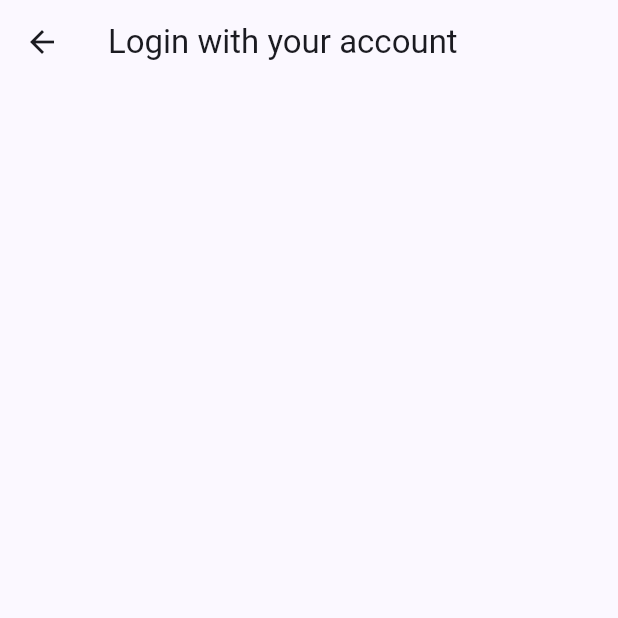
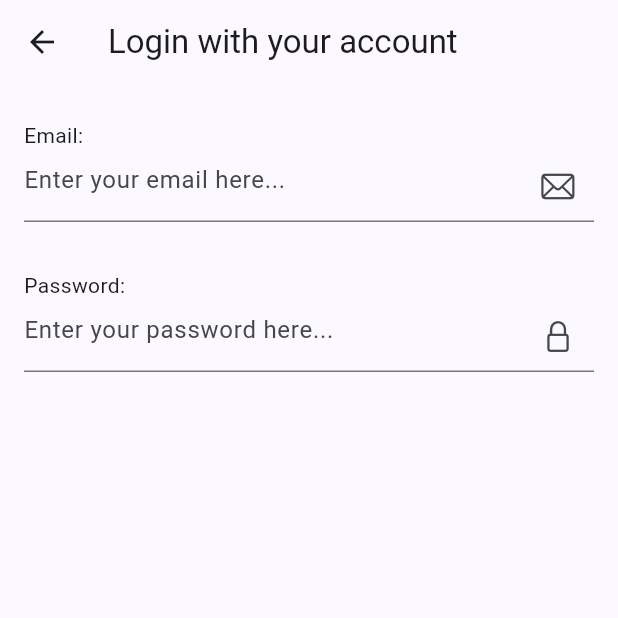
Before and after one commit to eduardoazvd17/my_finances, a Flutter app: the screen it shows after launch, after a tap on "Login with your account", on a phone screen of 412 x 824 dp, the top half of it. Run offline on Flutter 3.47's test engine with Material 2 defaults, Android fonts, the light colour scheme and no system bars; our stand-ins replace cloud_firestore, firebase_core, flutter_animate, get, localization, shared_preferences; missing offline and left inert: credentials_manager; accounts and stored records are empty.

Commit message:
Creating login and register fields

```diff
--- a/lib/i18n/en_US.json
+++ b/lib/i18n/en_US.json
@@ -2,6 +2,10 @@
     "app-name": "My Finances",
     "welcome-text": "Welcome to my finance app",
     "slogan-text": "Empower your pocket with financial planning!",
+    "login-email-label": "Email:",
+    "login-email-hint": "Enter your email here...",
+    "login-password-label": "Password:",
+    "login-password-hint": "Enter your password here...",
     "register-name-label": "What is your name?",
     "register-name-hint": "Type your name here...",
     "register-email-label": "What is your email address?",
--- a/lib/i18n/es_ES.json
+++ b/lib/i18n/es_ES.json
@@ -2,6 +2,10 @@
     "app-name": "Mis Finanzas",
     "welcome-text": "Bienvenido a mi aplicación de finanzas",
     "slogan-text": "¡Potencia tu bolsillo con la planificación financiera!",
+    "login-email-label": "Correo electrónico:",
+    "login-email-hint": "Ingrese su correo electrónico aquí...",
+    "login-password-label": "Contraseña:",
+    "login-password-hint": "Ingrese su contraseña aquí...",
     "register-name-label": "¿Cuál es tu nombre?",
     "register-name-hint": "Escriba su nombre aquí...",
     "register-email-label": "¿Cuál es tu dirección de correo electrónico?",
--- a/lib/i18n/pt_BR.json
+++ b/lib/i18n/pt_BR.json
@@ -2,6 +2,10 @@
     "app-name": "Minhas Finanças",
     "welcome-text": "Bem-vindo ao aplicativo minhas finanças",
     "slogan-text": "Empodere seu bolso com planejamento financeiro!",
+    "login-email-label": "E-mail:",
+    "login-email-hint": "Digite seu e-mail aqui...",
+    "login-password-label": "Senha:",
+    "login-password-hint": "Digite sua senha aqui...",
     "register-name-label": "Como você se chama?",
     "register-name-hint": "Digite seu nome aqui...",
     "register-email-label": "Qual seu endereço de e-mail?",
--- /dev/null
+++ b/lib/src/core/presentation/widgets/text_field_widget.dart
@@ -0,0 +1,36 @@
+import 'package:flutter/material.dart';
+
+class TextFieldWidget extends StatelessWidget {
+  final IconData? icon;
+  final String label;
+  final String hint;
+  final TextEditingController controller;
+
+  const TextFieldWidget({
+    super.key,
+    this.icon,
+    required this.label,
+    required this.hint,
+    required this.controller,
+  });
+
+  @override
+  Widget build(BuildContext context) {
+    return Padding(
+      padding: const EdgeInsets.symmetric(vertical: 16.0),
+      child: Column(
+        crossAxisAlignment: CrossAxisAlignment.start,
+        children: [
+          Text(label),
+          TextField(
+            controller: controller,
+            decoration: InputDecoration(
+              hintText: hint,
+              suffixIcon: icon != null ? Icon(icon) : null,
+            ),
+          ),
+        ],
+      ),
+    );
+  }
+}
--- a/lib/src/features/authentication/presentation/pages/login_page.dart
+++ b/lib/src/features/authentication/presentation/pages/login_page.dart
@@ -1,8 +1,11 @@
+import 'package:flutter/cupertino.dart';
 import 'package:flutter/material.dart';
 import 'package:get/get.dart';
 import 'package:localization/localization.dart';
 import 'package:myfinances/src/core/presentation/widgets/scaffold_widget.dart';
 import 'package:myfinances/src/features/authentication/presentation/controllers/auth_controller.dart';
+
+import '../../../../core/presentation/widgets/text_field_widget.dart';
 
 class LoginPage extends GetWidget<AuthController> {
   const LoginPage({super.key});
@@ -14,7 +17,20 @@ class LoginPage extends GetWidget<AuthController> {
         title: Text('login-button'.i18n()),
       ),
       body: Column(
-        children: [],
+        children: [
+          TextFieldWidget(
+            icon: CupertinoIcons.mail,
+            label: 'login-email-label'.i18n(),
+            hint: 'login-email-hint'.i18n(),
+            controller: controller.emailController,
+          ),
+          TextFieldWidget(
+            icon: CupertinoIcons.lock,
+            label: 'login-password-label'.i18n(),
+            hint: 'login-password-hint'.i18n(),
+            controller: controller.passwordController,
+          ),
+        ],
       ),
     );
   }
```
Also changed, not shown: lib/src/features/authentication/presentation/pages/register_page.dart (+10 -31 lines).
